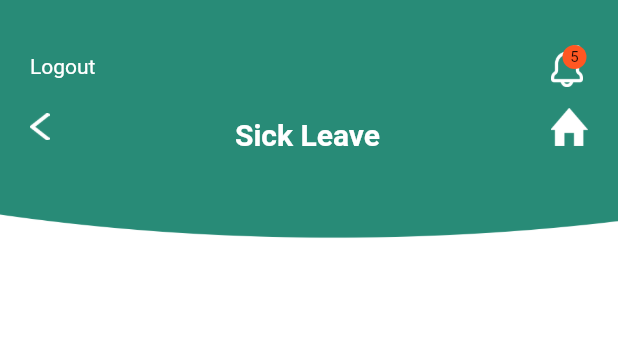
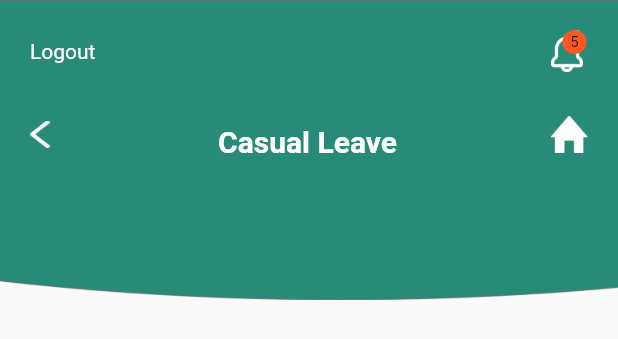
Before and after one commit to maruthu-anabond/leave_management, a Flutter app: what sickleave() shows on an empty page, opened directly, on a phone screen of 412 x 824 dp. Shown: the top 339 px of the screen. Run offline on Flutter 3.47's test engine with Material 2 defaults, Android fonts, the phone set to English and light mode, and no system bars; our stand-ins replace flutter_cache_manager, flutter_spinkit, flutter_svg, image_cropper, image_picker, shared_preferences; missing offline and left inert: adobe_xd, image_cropper_for_web, image_picker_for_web, shared_preferences_web; accounts and stored records are empty.

Commit message:
#3789Leave application-Mobile app Apply leave screen (CL)

```diff
--- a/lib/config/images.dart
+++ b/lib/config/images.dart
@@ -14,4 +14,7 @@ class UIImageData {
   static const String history = '$imageDir/history.png';
   static const String calendar = '$imageDir/calendar.png';
   static const String report = '$imageDir/report.png';
+  static const String menu = '$imageDir/menu.png';
+  static const String leave_calendar = '$imageDir/leave_calendar.png';
+  static const String bgcom = '$imageDir/intersection.png';
 }
--- a/lib/myWidget/appbackground.dart
+++ b/lib/myWidget/appbackground.dart
@@ -8,8 +8,9 @@ import 'package:leave_management/config/images.dart';
 
 class AppBackground extends StatefulWidget {
   final Widget child;
-  final bool? bgflag;
-  AppBackground({Key? key, this.bgflag, required this.child}) : super(key: key);
+  // final bool? bgflag;
+  // AppBackground({Key? key, this.bgflag, required this.child}) : super(key: key);
+  AppBackground({Key? key, required this.child}) : super(key: key);
   @override
   _AppBackgroundState createState() => _AppBackgroundState();
 }
@@ -25,13 +26,14 @@ class _AppBackgroundState extends State<AppBackground> {
   }
 
   String setBg(){
-    String flag = "${widget.bgflag}";
-    if(flag == "true"){
-      bg = "assets/images/appbgcommon.png";
-    }
-    else{
-      bg = "assets/images/appbg.png";
-    }
+    // String flag = "${widget.bgflag}";
+    // if(flag == "true"){
+    //   bg = UIImageData.bgcom;
+    // }
+    // else{
+    //   bg = UIImageData.bg;
+    // }
+    bg = UIImageData.bg;
     return bg;
   }
 
--- /dev/null
+++ b/lib/myWidget/leaveappbg.dart
@@ -0,0 +1,56 @@
+import 'dart:io';
+// import 'package:anabond_rr/config/images.dart';
+import 'package:flutter/cupertino.dart';
+import 'package:flutter/material.dart';
+// import 'package:anabond_rr/views/functions.dart';
+import 'package:flutter/services.dart';
+import 'package:leave_management/config/images.dart';
+
+class LeaveAppBackground extends StatefulWidget {
+  final Widget child;
+  LeaveAppBackground({Key? key, required this.child}) : super(key: key);
+  @override
+  _LeaveAppBackgroundState createState() => _LeaveAppBackgroundState();
+}
+
+class _LeaveAppBackgroundState extends State<LeaveAppBackground> {
+  late String bg;
+  // File uploadBG;
+  @override
+  void initState() {
+    // TODO: implement initState
+    super.initState();
+    // loadData();
+  }
+
+  String setBg(){
+    bg = UIImageData.bgcom;
+    return bg;
+  }
+  @override
+  Widget build(BuildContext context) {
+    return new WillPopScope(
+      // onWillPop: () async => false,
+      onWillPop: () async {
+        return true;
+      },
+      child: new Scaffold(resizeToAvoidBottomInset: false,
+        body: Container(
+          width: MediaQuery.of(context).size.width,
+          height: 200,
+          decoration: BoxDecoration(
+            image: DecorationImage(
+              image: AssetImage(setBg()),
+              fit: BoxFit.cover,
+              repeat: ImageRepeat.noRepeat,
+            ),
+          ),
+          child: widget.child,
+        ),
+      ),
+    );
+
+    return Scaffold(
+    );
+  }
+}
--- a/lib/views/pages/sickleave.dart
+++ b/lib/views/pages/sickleave.dart
@@ -6,11 +6,12 @@ import 'package:leave_management/myWidget/loginbutton.dart';
 import 'package:adobe_xd/pinned.dart';
 import 'package:adobe_xd/page_link.dart';
 import 'package:flutter_svg/flutter_svg.dart';
-import 'package:leave_management/myWidget/appbackground.dart';
+// import 'package:leave_management/myWidget/appbackground.dart';
 import 'package:leave_management/myWidget/badges.dart';
 import 'package:leave_management/views/pages/login.dart';
 import 'package:leave_management/views/templates/headernav.dart';
 import '../../config/style.dart';
+import 'package:leave_management/myWidget/leaveappbg.dart';
 
 class sickleave extends StatefulWidget {
   @override
@@ -21,33 +22,53 @@ class _SickPageState extends State<sickleave> {
 
   @override
   Widget build(BuildContext context) {
-    return AppBackground(
-      bgflag: true,
+    return LeaveAppBackground(
+      // child: Center(
       child: Container(
-        child: Stack(
+        child: ListView(
+          physics: ClampingScrollPhysics(),
+          shrinkWrap: true,
           children: <Widget>[
             Container(
               child: Column(
                 mainAxisSize: MainAxisSize.min,
                 children: <Widget>[
-          SizedBox(height: 30.0,
+                  SizedBox(
+                    height: 20.0,
                   ),
                   Container(
                     child: headerBar(
                       context,
-            profilePic: 'assets/images/menu.png',
+                      profilePic: UIImageData.menu,
                       name: "1",
                       notificationIcon: UIImageData.notification,
                       notificationCount: (5).toString(),
                       extraIcon: true,
                     ),
                   ),
+                  SizedBox(
+                    height: 15.0,
+                  ),
                   Container(
                     child: headerStyleLeave(
-            "SL", context,
-            headerLeave: "Sick Leave",
+                      "CL", context,
+                      headerLeave: "Casual Leave",
                     ),
                   ),
+                  // Container(
+                  //   margin: EdgeInsets.symmetric(horizontal: 15.0),
+                  //   width: MediaQuery.of(context).size.width * 1.5,
+                  //   height: MediaQuery.of(context).size.height * 0.8,
+                  //   child: cardLeaveWidget(
+                  //     Form(
+                  //       child: Column(
+                  //         children: <Widget>[
+                  //
+                  //         ],
+                  //       ),
+                  //     ),
+                  //   ),
+                  // ),
                 ],
               ),
             ),
```
Also changed, not shown: lib/myWidget/cardwidget.dart (+36 -0 lines), lib/views/templates/headernav.dart (+16 -16 lines), assets/images/intersection.png (added), assets/images/leave_calendar.png (added). Lines whose indentation alone changed are shown as unchanged.
